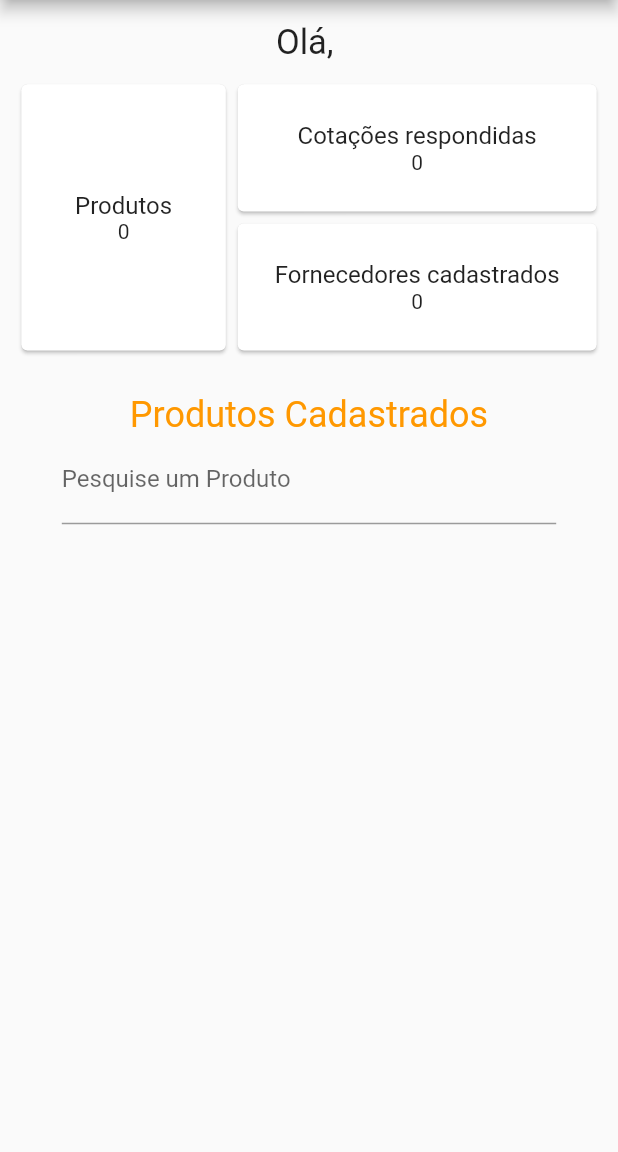
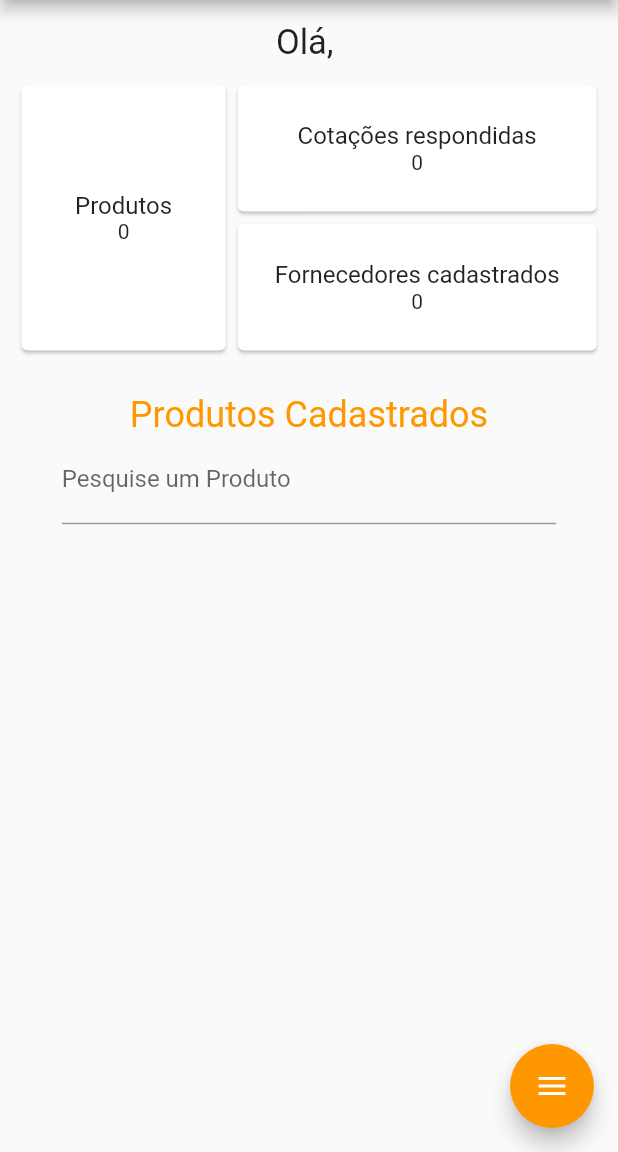
Before and after one commit to ThiagoBertoldi/alliance, a Flutter app: the MenuCliente_State screen opened directly, on a phone screen of 412 x 824 dp, the part 84-1236 px from its top. Run offline on Flutter 3.47's test engine with Material 2 defaults, Android fonts, the phone set to English and light mode, and no system bars; drawn by our look-alikes of flutter_speed_dial; our stand-ins replace cloud_firestore, firebase_auth, firebase_core, flutter_staggered_animations, google_sign_in; missing offline and left inert: mailer; accounts and stored records are empty.

Commit message:
FloatingActionButton's e Layout de ProdutosRespondidos

```diff
--- a/lib/app/views/viewsCliente/homePage_MenuCliente.dart
+++ b/lib/app/views/viewsCliente/homePage_MenuCliente.dart
@@ -5,6 +5,7 @@ import 'package:cloud_firestore/cloud_firestore.dart';
 import 'package:firebase_auth/firebase_auth.dart';
 import 'package:firebase_core/firebase_core.dart';
 import 'package:flutter/material.dart';
+import 'package:flutter_speed_dial/flutter_speed_dial.dart';
 import 'package:flutter_staggered_animations/flutter_staggered_animations.dart';
 import 'homePage_CotacoesAEnviar.dart';
 import 'homePage_CadastroProdutos.dart';
@@ -70,8 +71,8 @@ class _MyHomePageState_MenuCliente extends State<MenuCliente_State> {
               children: [
                 Container(
                     margin: new EdgeInsets.only(top: 15),
-                  child:
-                      Text("Olá, " + userName, style: TextStyle(fontSize: 23))),
+                    child: Text("Olá, " + userName,
+                        style: TextStyle(fontSize: 23))),
                 Container(
                   margin: EdgeInsets.only(
                       top: MediaQuery.of(context).size.width * 0.025),
@@ -189,7 +190,8 @@ class _MyHomePageState_MenuCliente extends State<MenuCliente_State> {
                                       position: index,
                                       delay: Duration(milliseconds: 100),
                                       child: SlideAnimation(
-                                        duration: Duration(milliseconds: 2500),
+                                          duration:
+                                              Duration(milliseconds: 2500),
                                           curve: Curves.fastLinearToSlowEaseIn,
                                           child: FadeInAnimation(
                                               curve:
@@ -207,18 +209,17 @@ class _MyHomePageState_MenuCliente extends State<MenuCliente_State> {
                                                             return ListView(
                                                                 children: [
                                                                   Container(
-                                                                  child: Center(
+                                                                    child:
+                                                                        Center(
                                                                       child:
                                                                           Column(
                                                                         children: [
                                                                           Container(
-                                                                            padding:
-                                                                                new EdgeInsets.all(14),
+                                                                              padding: new EdgeInsets.all(14),
                                                                               child: Text(docSnapshot['nomeProduto'], style: TextStyle(fontSize: 24, fontWeight: FontWeight.bold))),
                                                                           Container(
-                                                                          padding: new EdgeInsets.only(
-                                                                              left: 70,
-                                                                              right: 70),
+                                                                            padding:
+                                                                                new EdgeInsets.only(left: 70, right: 70),
                                                                             child:
                                                                                 Column(
                                                                               children: [
@@ -246,8 +247,7 @@ class _MyHomePageState_MenuCliente extends State<MenuCliente_State> {
                                                                                 MediaQuery.of(context).size.height * 0.07,
                                                                             child:
                                                                                 Center(
-                                                                            child:
-                                                                                TextFormField(
+                                                                              child: TextFormField(
                                                                                 textAlign: TextAlign.center,
                                                                                 onChanged: (text) {
                                                                                   marca = text;
@@ -260,10 +260,8 @@ class _MyHomePageState_MenuCliente extends State<MenuCliente_State> {
                                                                             ),
                                                                             decoration:
                                                                                 new BoxDecoration(
-                                                                            color:
-                                                                                Colors.grey[200],
-                                                                            borderRadius:
-                                                                                BorderRadius.only(
+                                                                              color: Colors.grey[200],
+                                                                              borderRadius: BorderRadius.only(
                                                                                 topLeft: const Radius.circular(15.0),
                                                                                 topRight: const Radius.circular(15.0),
                                                                                 bottomLeft: const Radius.circular(15.0),
@@ -280,8 +278,7 @@ class _MyHomePageState_MenuCliente extends State<MenuCliente_State> {
                                                                                 MediaQuery.of(context).size.height * 0.07,
                                                                             child:
                                                                                 Center(
-                                                                            child:
-                                                                                TextFormField(
+                                                                              child: TextFormField(
                                                                                 textAlign: TextAlign.center,
                                                                                 onChanged: (text) {
                                                                                   unidadeMedida = text;
@@ -294,10 +291,8 @@ class _MyHomePageState_MenuCliente extends State<MenuCliente_State> {
                                                                             ),
                                                                             decoration:
                                                                                 new BoxDecoration(
-                                                                            color:
-                                                                                Colors.grey[200],
-                                                                            borderRadius:
-                                                                                BorderRadius.only(
+                                                                              color: Colors.grey[200],
+                                                                              borderRadius: BorderRadius.only(
                                                                                 topLeft: const Radius.circular(15.0),
                                                                                 topRight: const Radius.circular(15.0),
                                                                                 bottomLeft: const Radius.circular(15.0),
@@ -381,12 +376,14 @@ class _MyHomePageState_MenuCliente extends State<MenuCliente_State> {
                                                             RoundedRectangleBorder(
                                                           borderRadius:
                                                               BorderRadius
-                                                                .circular(20.0),
+                                                                  .circular(
+                                                                      20.0),
                                                         ),
                                                         color: Colors.white,
                                                         child: Container(
                                                           padding:
-                                                            EdgeInsets.all(10),
+                                                              EdgeInsets.all(
+                                                                  10),
                                                           child: Column(
                                                             children: [
                                                               Text(
@@ -403,7 +400,8 @@ class _MyHomePageState_MenuCliente extends State<MenuCliente_State> {
                                                                     new EdgeInsets
                                                                             .only(
                                                                         top: 10,
-                                                                      left: 30,
+                                                                        left:
+                                                                            30,
                                                                         right:
                                                                             30),
                                                                 child: Row(
@@ -459,86 +457,77 @@ class _MyHomePageState_MenuCliente extends State<MenuCliente_State> {
                         } else {
                           return Align(
                               alignment: FractionalOffset.bottomCenter,
-                            child: Center(child: CircularProgressIndicator()));
+                              child:
+                                  Center(child: CircularProgressIndicator()));
                         }
                       }),
                 ),
               ],
             ),
           ],
-      ), /*
-        floatingActionButton:
-            Column(mainAxisAlignment: MainAxisAlignment.end, children: [
-          FloatingActionButton(
-            child: Icon(
-              Icons.bookmark_add_rounded,
-              color: Colors.white,
         ),
-            onPressed: () {
+        floatingActionButton: SpeedDial(
+            backgroundColor: Colors.orange,
+            animatedIcon: AnimatedIcons.menu_close,
+            foregroundColor: Colors.white,
+            overlayColor: Colors.black,
+            overlayOpacity: 0.5,
+            children: [
+              SpeedDialChild(
+                  child: Icon(Icons.add, color: Colors.orange),
+                  label: 'Cadastrar um Produto',
+                  onTap: () {
+                    Navigator.push(
+                        context,
+                        MaterialPageRoute(
+                            builder: (BuildContext context) =>
+                                HomePage_CadastroProdutos(title: "ALLIANCE")));
+                  }),
+              SpeedDialChild(
+                  child: Icon(Icons.add, color: Colors.orange),
+                  label: 'Enviar uma Cotação',
+                  onTap: () {
                     Navigator.push(
                         context,
                         MaterialPageRoute(
                             builder: (BuildContext context) =>
                                 HomePage_Cotacoes(title: "ALLIANCE")));
-            },
-            heroTag: null,
-          ),
-          SizedBox(
-            height: 10,
-          ),
-          FloatingActionButton(
-            child: Icon(
-              Icons.add,
-              color: Colors.white,
-            ),
-            onPressed: () {
+                  }),
+              SpeedDialChild(
+                  child: Icon(Icons.add, color: Colors.orange),
+                  label: 'Cotações Respondidas',
+                  onTap: () {
                     Navigator.push(
                         context,
                         MaterialPageRoute(
                             builder: (BuildContext context) =>
-                          HomePage_CadastroProdutos(title: "ALLIANCE")));
-            },
-            heroTag: null,
-          ),
-          SizedBox(
-            height: 10,
-          ),
-          FloatingActionButton(
-            child: Icon(
-              Icons.add_business,
-              color: Colors.white,
-            ),
-            onPressed: () {
+                                HomePage_ProdutosRespondidos(
+                                    title: "ALLIANCE")));
+                  }),
+              SpeedDialChild(
+                  child: Icon(Icons.add, color: Colors.orange),
+                  label: 'Representantes Cadastrados',
+                  onTap: () {
                     Navigator.push(
                         context,
                         MaterialPageRoute(
                             builder: (BuildContext context) =>
                                 HomePage_RepresentantesCadastrados(
                                     title: "ALLIANCE")));
-            },
-            heroTag: null,
-          ),
-          SizedBox(
-            height: 10,
-          ),
-          FloatingActionButton(
-            child: Icon(
-              Icons.info,
-              color: Colors.white,
-            ),
-            onPressed: () {
+                  }),
+              SpeedDialChild(
+                  child: Icon(Icons.add, color: Colors.orange),
+                  label: 'Informações Pessoais',
+                  onTap: () {
                     Navigator.push(
                         context,
                         MaterialPageRoute(
                             builder: (BuildContext context) =>
                                 HomePage_InfoCadastradas(title: "ALLIANCE")));
-            },
-            heroTag: null,
-          ),
-          SizedBox(
-            height: 10,
-          ),
-          FloatingActionButton(
+                  }),
+            ]));
+
+    /*    FloatingActionButton(
             child: Icon(
               Icons.question_answer,
               color: Colors.white,
@@ -552,27 +541,6 @@ class _MyHomePageState_MenuCliente extends State<MenuCliente_State> {
             },
             heroTag: null,
           ),
-          SizedBox(
-            height: 10,
-          ),
-          FloatingActionButton(
-            child: Icon(
-              Icons.all_inbox,
-              color: Colors.white,
-            ),
-            onPressed: () {
-              Navigator.push(
-                  context,
-                  MaterialPageRoute(
-                      builder: (BuildContext context) =>
-                          HomePage_ProdutosRespondidos(title: "ALLIANCE")));
-            },
-            heroTag: null,
-          ),
-          SizedBox(
-            height: 10,
-          ),
-        ])*/
-    );
+    )*/
   }
 }
--- a/pubspec.yaml
+++ b/pubspec.yaml
@@ -38,12 +38,12 @@ dependencies:
   cloud_firestore: ^2.5.2
   modal_bottom_sheet: ^2.0.0
   flutter_staggered_animations: ^1.0.0
+  flutter_speed_dial: ^4.6.6
 
 dev_dependencies:
   flutter_test:
     sdk: flutter
 
-  flutter_speed_dial: ^4.3.0
 
 # For information on the generic Dart part of this file, see the
 # following page: https://dart.dev/tools/pub/pubspec
```
Also changed, not shown: lib/app/views/viewsCliente/homePage_ProdutosRespondidos.dart (+98 -78 lines), pubspec.lock. Lines whose indentation alone changed are shown as unchanged.
